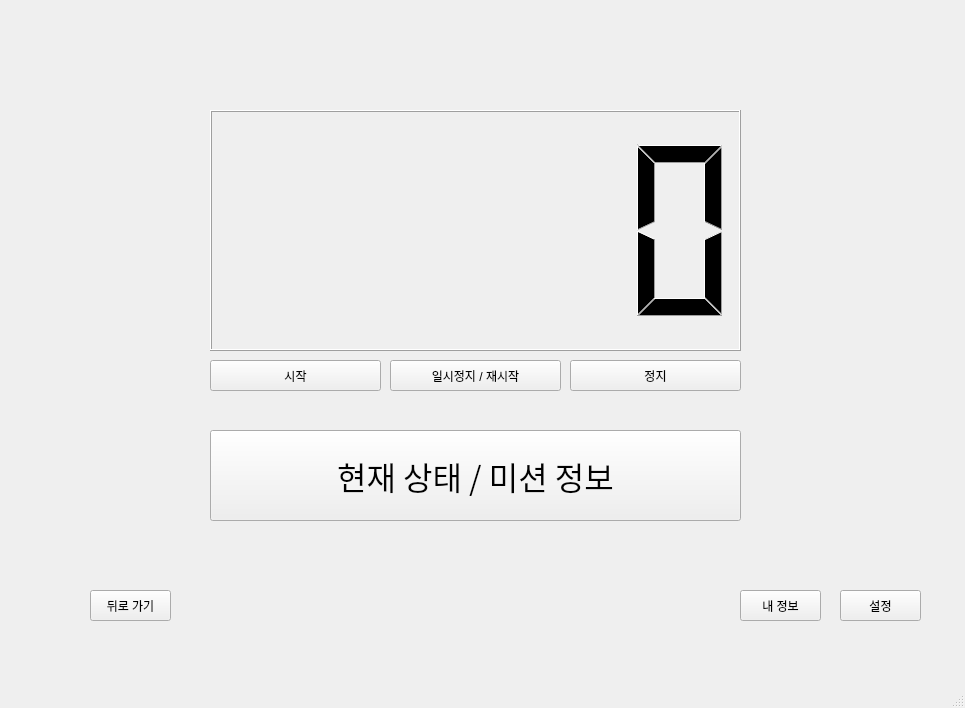
Before: the Qt Designer form layout/timer.ui in idkim97/Studium, drawn with Qt 5.
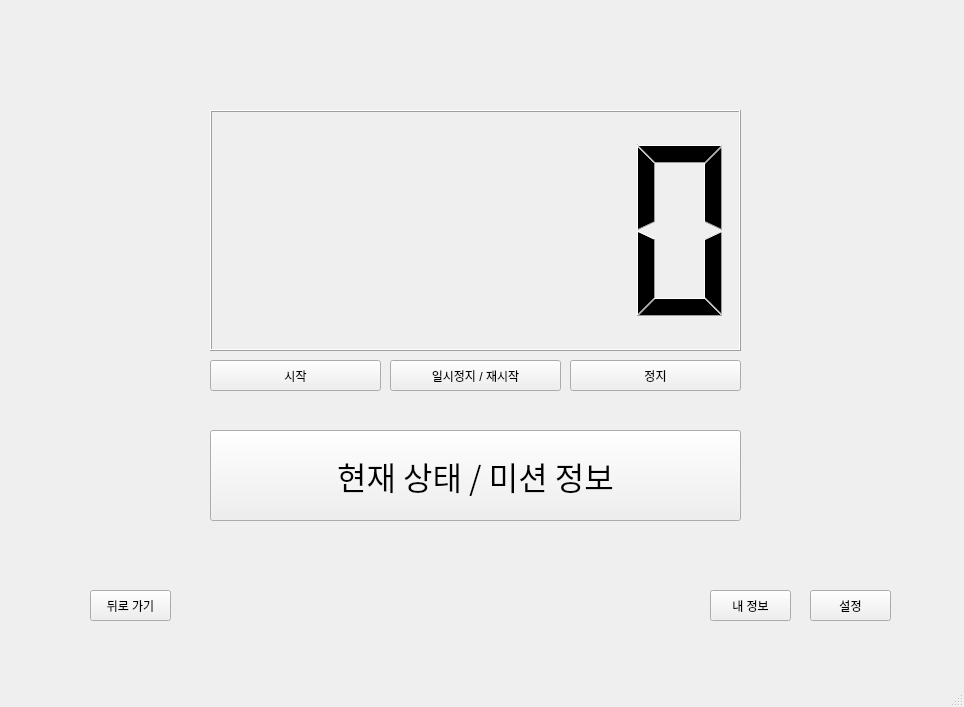
After: the same form once the commit is applied.

The edit to the form file:
```diff
--- a/layout/timer.ui
+++ b/layout/timer.ui
@@ -6,8 +6,8 @@
    <rect>
     <x>0</x>
     <y>0</y>
-    <width>965</width>
-    <height>708</height>
+    <width>964</width>
+    <height>707</height>
    </rect>
   </property>
   <property name="windowTitle">
@@ -85,7 +85,7 @@
    <widget class="QToolButton" name="toolButton_5">
     <property name="geometry">
      <rect>
-      <x>740</x>
+      <x>710</x>
       <y>590</y>
       <width>81</width>
       <height>31</height>
@@ -98,7 +98,7 @@
    <widget class="QToolButton" name="toolButton_6">
     <property name="geometry">
      <rect>
-      <x>840</x>
+      <x>810</x>
       <y>590</y>
       <width>81</width>
       <height>31</height>
```
Left out of the diff: 2 changed lines with no effect on the pictures.
